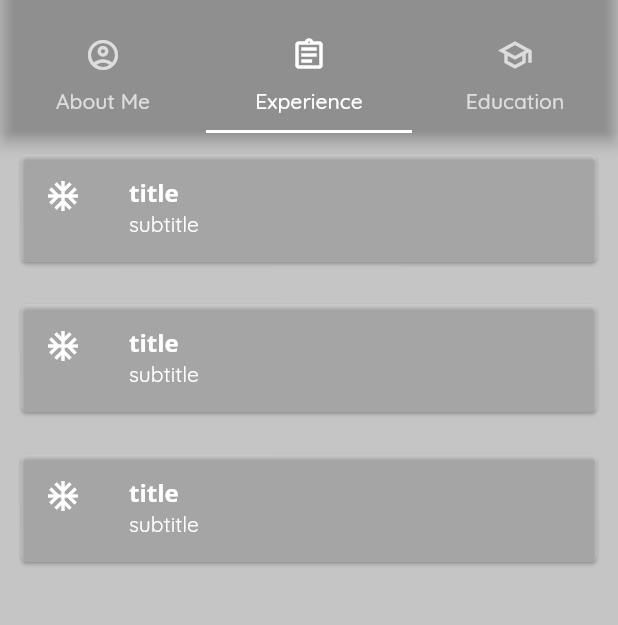
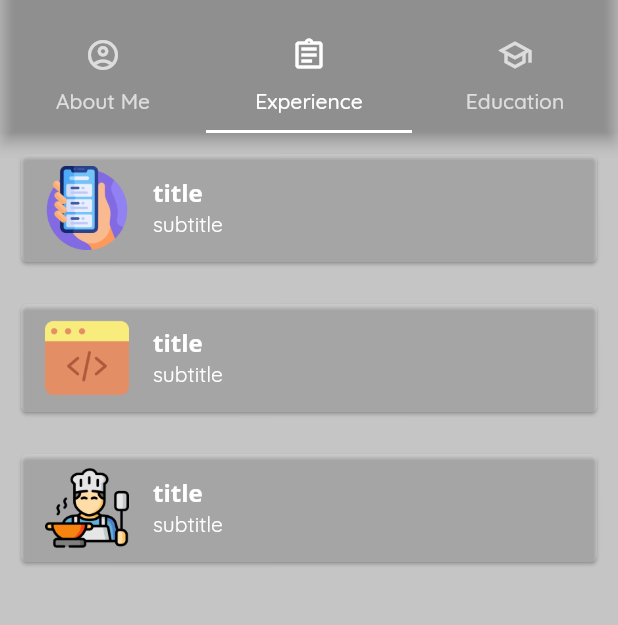
Before and after one commit to afiqaimanafr/resume-mobile-app, a Flutter app: the screen it shows after launch, tab 2 chosen, on a phone screen of 412 x 824 dp, the part 62-687 px from its top. Run offline on Flutter 3.47's test engine with Material 2 defaults, Android fonts, the light colour scheme and no system bars; Roboto replaces fonts that are missing (QuickSand).

Commit message:
latest ui

```diff
--- a/lib/models/experience_model.dart
+++ b/lib/models/experience_model.dart
@@ -3,11 +3,11 @@ import 'package:flutter/cupertino.dart';
 class ExperienceModel {
   final String title;
   final String subtitle;
-  final Icon icons;
+  final String image;
 
   ExperienceModel({
     required this.title,
     required this.subtitle,
-    required this.icons,
+    required this.image,
   });
 }
--- a/lib/screens/about_me/widgets/skills_card.dart
+++ b/lib/screens/about_me/widgets/skills_card.dart
@@ -16,7 +16,7 @@ class SkillsCard extends StatelessWidget {
             skill,
             style: const TextStyle(
               color: kPrimaryLightColor,
-              fontFamily: primaryFamilyFont,
+              fontFamily: secondaryFamilyFont,
               fontSize: 17,
             ),
           ),
@@ -24,7 +24,7 @@ class SkillsCard extends StatelessWidget {
             percentage,
             style: const TextStyle(
               color: kPrimaryLightColor,
-              fontFamily: primaryFamilyFont,
+              fontFamily: secondaryFamilyFont,
               fontSize: 17,
             ),
           ),
--- a/lib/screens/experience/experience_screen.dart
+++ b/lib/screens/experience/experience_screen.dart
@@ -7,27 +7,15 @@ class ExperienceScreen extends StatelessWidget {
     ExperienceModel(
         title: 'title',
         subtitle: 'subtitle',
-      icons: const Icon(
-        Icons.ac_unit,
-        color: kPrimaryLightColor,
-      ),
-    ),
+        image: 'assets/images/smartphone.png'),
     ExperienceModel(
         title: 'title',
         subtitle: 'subtitle',
-      icons: const Icon(
-        Icons.ac_unit,
-        color: kPrimaryLightColor,
-      ),
-    ),
+        image: 'assets/images/web-programming.png'),
     ExperienceModel(
         title: 'title',
         subtitle: 'subtitle',
-      icons: const Icon(
-        Icons.ac_unit,
-        color: kPrimaryLightColor,
-      ),
-    ),
+        image: 'assets/images/cooking.png'),
   ];
 
   @override
@@ -43,7 +31,7 @@ class ExperienceScreen extends StatelessWidget {
             child: Card(
               color: kPrimaryLightColor.withOpacity(0.2),
               child: ListTile(
-                leading: item.icons,
+                leading: Image.asset(item.image),
                 title: Text(
                   item.title,
                   style: const TextStyle(
--- a/pubspec.yaml
+++ b/pubspec.yaml
@@ -65,6 +65,10 @@ flutter:
     - assets/images/email.png
     - assets/images/linkedin.png
     - assets/images/github.png
+    - assets/images/cooking.png
+    - assets/images/smartphone.png
+    - assets/images/tutor.png
+    - assets/images/web-programming.png
 
   # An image asset can refer to one or more resolution-specific "variants", see
   # https://flutter.dev/assets-and-images/#resolution-aware.
```
Also changed, not shown: assets/images/cooking.png (added), assets/images/smartphone.png (added), assets/images/tutor.png (added), assets/images/web-programming.png (added). Lines whose indentation alone changed are shown as unchanged.
